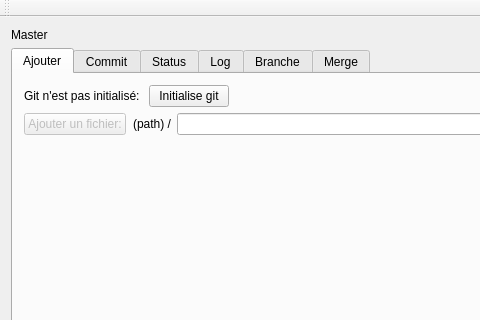
Old version of the form main_window.ui in the repository AntoninLoubiere/GitGui; both pictures show x 0 to 480 and y 0 to 320 of the 666 by 512 pixel window.
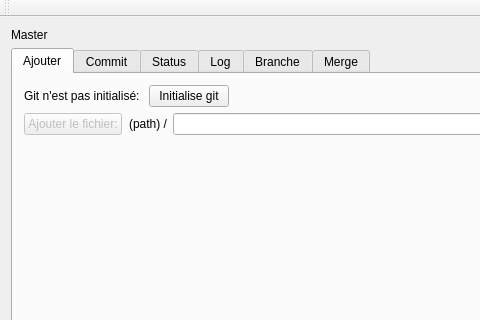
New version of the form.

What changed in the file:
```diff
--- a/main_window.ui
+++ b/main_window.ui
@@ -77,7 +77,7 @@
              <string>Ajoute un fichier.</string>
             </property>
             <property name="text">
-             <string>Ajouter un fichier:</string>
+             <string>Ajouter le fichier:</string>
             </property>
            </widget>
           </item>
```
Left out of the diff: 17 changed lines with no effect on the pictures.
